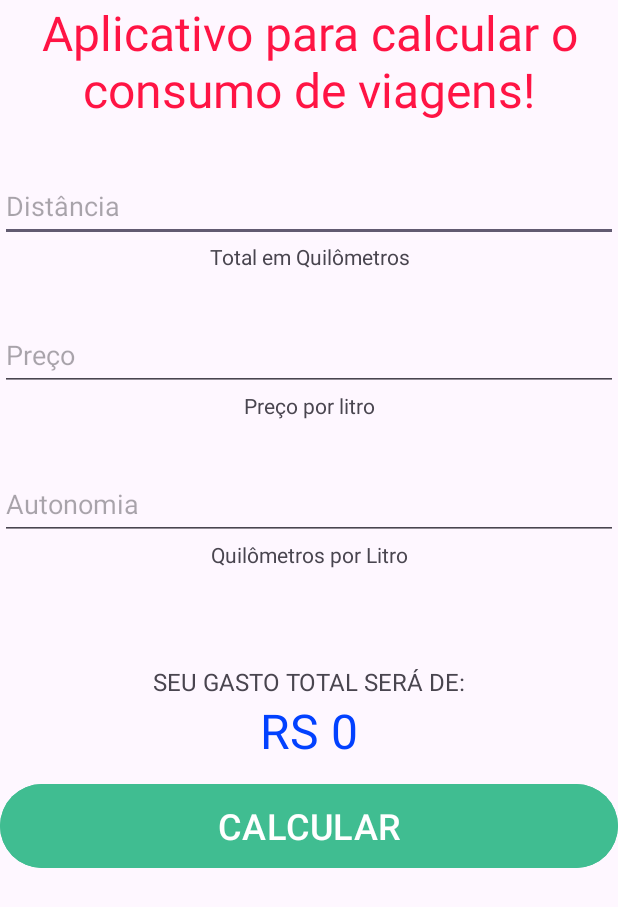
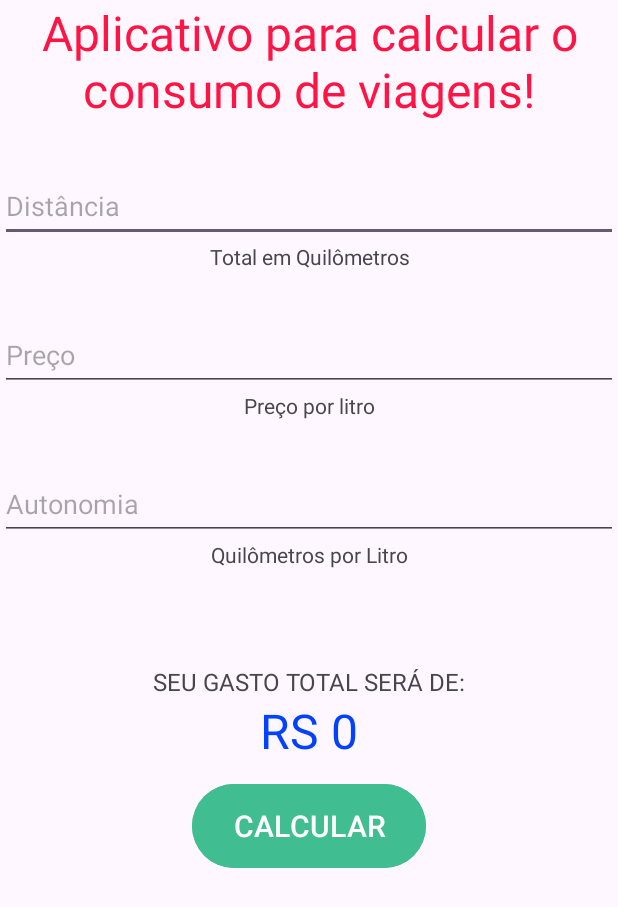
Before and after one commit to JerikLima/CalculadorDeViagem, an Android app: the screen it shows after launch (MainActivity), on a phone screen of 412 x 824 dp. Shown: the top 907 px of the screen. Run offline under Robolectric (Android 15) with nearby library versions, the phone set to English and light mode, and no system bars.

Commit message:
Logica do calculo aplicada

```diff
--- a/app/build.gradle.kts
+++ b/app/build.gradle.kts
@@ -33,6 +33,9 @@ android {
     kotlinOptions {
         jvmTarget = "1.8"
     }
+    buildFeatures{
+        viewBinding = true
+    }
 }
 
 dependencies {
--- a/app/src/main/java/com/jeriklima/travelcalculator/MainActivity.kt
+++ b/app/src/main/java/com/jeriklima/travelcalculator/MainActivity.kt
@@ -2,10 +2,35 @@ package com.jeriklima.travelcalculator
 
 import androidx.appcompat.app.AppCompatActivity
 import android.os.Bundle
+import android.view.View
+import android.widget.Toast.*
+import com.jeriklima.travelcalculator.databinding.ActivityMainBinding
 
-class MainActivity : AppCompatActivity() {
+class MainActivity : AppCompatActivity(), View.OnClickListener {
+    private lateinit var binding: ActivityMainBinding
     override fun onCreate(savedInstanceState: Bundle?) {
         super.onCreate(savedInstanceState)
-        setContentView(R.layout.activity_main)
+        binding = ActivityMainBinding.inflate(layoutInflater)
+        setContentView(binding.root)
+        binding.buttonCalculate.setOnClickListener(this)
+    }
+
+    override fun onClick(view: View) {
+        if (view.id == R.id.button_Calculate) {
+            calculate()
+        }
+    }
+
+    private fun calculate() {
+        val distance = binding.editDistance.text.toString().toFloat()
+        val price = binding.editPrice.text.toString().toFloat()
+        val autonomy = binding.editAutonomy.text.toString().toFloat()
+
+        val totalValue = (price*distance)/autonomy
+
+        binding.textRes.text = "R$ ${"%.2f".format(totalValue)}"
+
+        makeText(this, binding.textRes.text, LENGTH_SHORT).show()
+
     }
 }
--- a/app/src/main/res/layout/activity_main.xml
+++ b/app/src/main/res/layout/activity_main.xml
@@ -98,8 +98,10 @@
         android:layout_marginTop="10dp"
         android:backgroundTint="@color/LightGreen"
         android:gravity="center"
+        android:layout_marginStart="128dp"
+        android:layout_marginEnd="128dp"
         android:text="@string/button_Calculate"
         android:textAllCaps="true"
-        android:textSize="24sp" />
+        android:textSize="20sp" />
 
 </LinearLayout>
```
